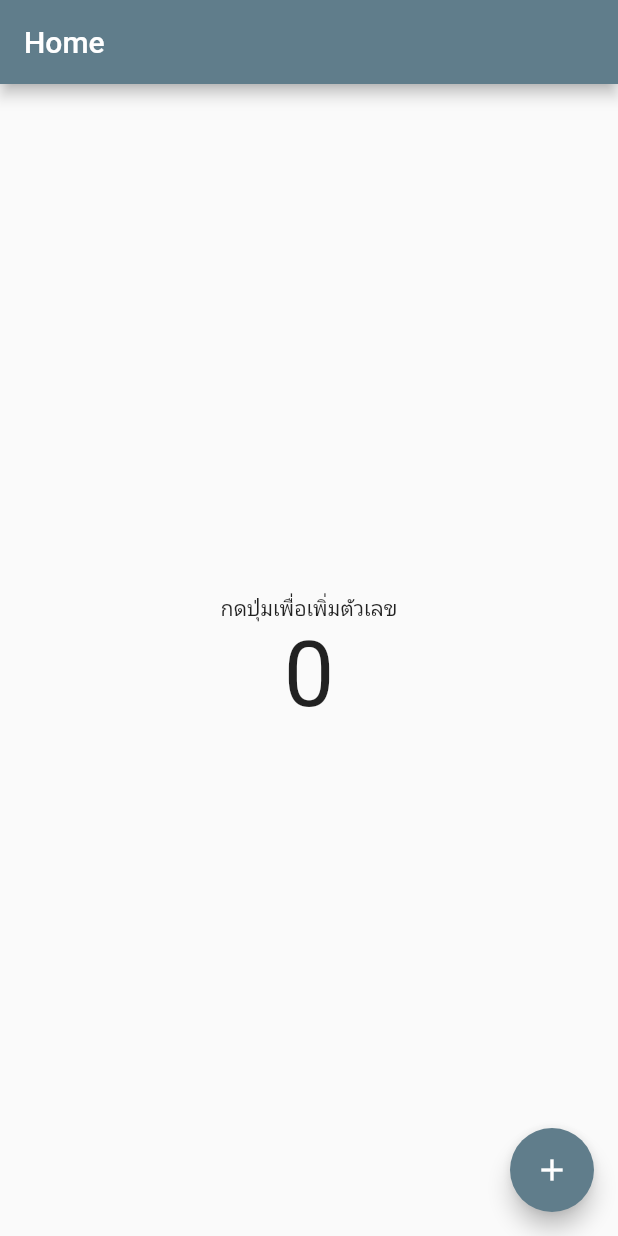
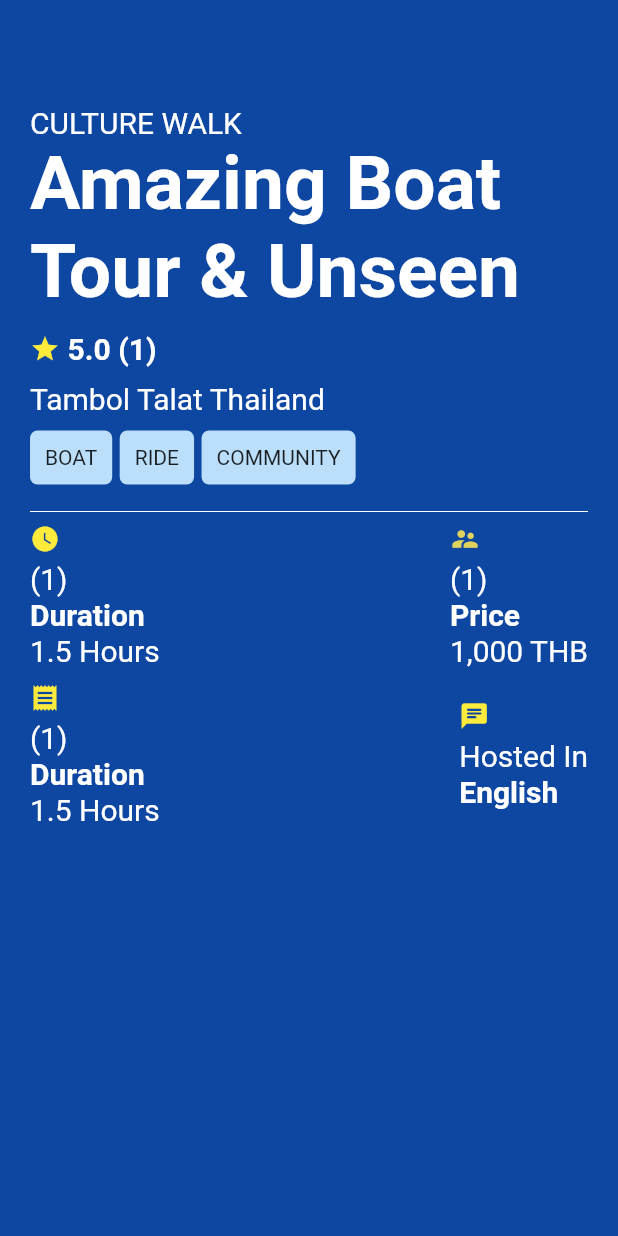
Before and after one commit to men0222kun/mobileClass, a Flutter app: the screen it shows after launch, on a phone screen of 412 x 824 dp. Run offline on Flutter 3.47's test engine with Material 2 defaults, Android fonts, the phone set to English and light mode, and no system bars.

Commit message:
update works

```diff
--- /dev/null
+++ b/lib/Layout_2.dart
@@ -0,0 +1,16 @@
+import 'package:flutter/material.dart';
+import 'package:myfirstapp/expandeddemo.dart';
+
+
+class LayoutW2 extends StatelessWidget {
+  const LayoutW2({Key? key}) : super(key: key);
+
+  @override
+  Widget build(BuildContext context) {
+    return const MaterialApp(
+      debugShowCheckedModeBanner: false,
+      home: ExpandedDemo(),
+
+    );
+  }
+}
--- /dev/null
+++ b/lib/Workshop_design.dart
@@ -0,0 +1,224 @@
+// ignore_for_file: prefer_const_constructors, prefer_const_literals_to_create_immutables, avoid_unnecessary_containers
+
+import 'package:flutter/material.dart';
+
+class Designlay extends StatelessWidget {
+  const Designlay({Key? key}) : super(key: key);
+
+  @override
+  Widget build(BuildContext context) {
+    return Scaffold(
+      backgroundColor: Colors.blue[900],
+      body: Container(
+        padding: const EdgeInsets.fromLTRB(20.0, 70.0, 20.0, 10.0),
+        child: Column(
+          crossAxisAlignment: CrossAxisAlignment.start,
+          children: [
+          Text("CULTURE WALK",
+            style: TextStyle(fontSize: 20.0, color: Colors.white),
+          ),
+          Text("Amazing Boat Tour & Unseen",
+              style: TextStyle(
+                  fontSize: 50.0,
+                  fontWeight: FontWeight.bold,
+                  color: Colors.white)),
+          SizedBox(height: 10.0),
+          Row(
+            children: [
+              Icon(Icons.star,
+                size: 20,
+                color: Colors.yellow,
+              ),
+              SizedBox(width: 5),
+              Text("5.0",
+                style: TextStyle(
+                  color: Colors.white,
+                  fontSize: 20.0,
+                  fontWeight: FontWeight.bold,
+                ),
+              ),
+              SizedBox(width: 5),
+              Text("(1)",
+                style: TextStyle(
+                  color: Colors.white,
+                  fontSize: 20.0,
+                  fontWeight: FontWeight.bold,
+                ),
+              ),
+            ],
+          ),
+          SizedBox(height: 10),
+          Text("Tambol Talat Thailand",
+            style: TextStyle(
+              color: Colors.white,
+              fontSize: 20.0,
+            ),
+          ),
+          SizedBox(height: 10),
+          Row(
+            children: [
+              Container(
+                padding: EdgeInsets.all(10.0),
+                margin: EdgeInsets.only(right: 5),
+                decoration: BoxDecoration(
+                  color: Colors.blue[100],
+                  borderRadius: BorderRadius.circular(5),
+                ),
+                child: Text("BOAT"),
+              ),
+              Container(
+                padding: EdgeInsets.all(10.0),
+                margin: EdgeInsets.only(right: 5),
+                decoration: BoxDecoration(
+                  color: Colors.blue[100],
+                  borderRadius: BorderRadius.circular(5),
+                ),
+                child: Text("RIDE"),
+              ),
+              Container(
+                padding: EdgeInsets.all(10.0),
+                decoration: BoxDecoration(
+                  color: Colors.blue[100],
+                  borderRadius: BorderRadius.circular(5),
+                ),
+                child: Text("COMMUNITY"),
+              ),
+            ],
+          ),
+          SizedBox(height: 10),
+          Divider( color: Colors.white,
+          ),
+          Row(
+            mainAxisAlignment: MainAxisAlignment.spaceBetween,
+            children: [
+              Column(
+                crossAxisAlignment: CrossAxisAlignment.start,
+                children: [
+                  Icon(Icons.watch_later,
+                    size: 20,
+                    color: Colors.yellow,
+                  ),
+                  SizedBox(height: 5),
+                  Text("(1)",
+                    style: TextStyle(
+                      color: Colors.white,
+                      fontSize: 20.0,
+                    ),
+                  ),
+                  SizedBox(height: 1),
+                  Text("Duration",
+                    style: TextStyle(
+                      color: Colors.white,
+                      fontSize: 20.0,
+                      fontWeight: FontWeight.bold,
+                    ),
+                  ),
+                  SizedBox(height: 1),
+                  Text("1.5 Hours",
+                    style: TextStyle(
+                      color: Colors.white,
+                      fontSize: 20.0,
+                    ),
+                  )
+                ],
+              ),
+              Column(
+                crossAxisAlignment: CrossAxisAlignment.start,
+                children: [
+                  Icon(Icons.supervisor_account,
+                    size: 20,
+                    color: Color.fromARGB(255, 224, 211, 93),
+                  ),
+                  SizedBox(height: 5),
+                  Text("(1)",
+                    style: TextStyle(
+                      color: Colors.white,
+                      fontSize: 20.0,
+                    ),
+                  ),
+                  SizedBox(height: 1),
+                  Text("Price",
+                    style: TextStyle(
+                      color: Colors.white,
+                      fontSize: 20.0,
+                      fontWeight: FontWeight.bold,
+                    ),
+                  ),
+                  SizedBox(height: 1),
+                  Text("1,000 THB",
+                    style: TextStyle(
+                      color: Colors.white,
+                      fontSize: 20.0,
+                    ),
+                  )
+                ],
+              ),
+            ],
+          ),
+          SizedBox(height: 10),
+          Row(
+            mainAxisAlignment: MainAxisAlignment.spaceBetween,
+            children: [
+              Column(
+                crossAxisAlignment: CrossAxisAlignment.start,
+                children: [
+                  Icon(Icons.receipt,
+                    size: 20,
+                    color: Colors.yellow,
+                  ),
+                  SizedBox(height: 5),
+                  Text("(1)",
+                    style: TextStyle(
+                      color: Colors.white,
+                      fontSize: 20.0,
+                    ),
+                  ),
+                  SizedBox(height: 1),
+                  Text("Duration",
+                    style: TextStyle(
+                      color: Colors.white,
+                      fontSize: 20.0,
+                      fontWeight: FontWeight.bold,
+                    ),
+                  ),
+                  SizedBox(height: 1),
+                  Text("1.5 Hours",
+                    style: TextStyle(
+                      color: Colors.white,
+                      fontSize: 20.0,
+                    ),
+                  )
+                ],
+              ),
+              Column(
+                crossAxisAlignment: CrossAxisAlignment.start,
+                children: [
+                  Icon(Icons.chat_rounded,
+                    size: 20,
+                    color: Colors.yellow,
+                  ),
+                  SizedBox(height: 5),
+                  Text("Hosted In",
+                    style: TextStyle(
+                      color: Colors.white,
+                      fontSize: 20.0,
+                    ),
+                  ),
+                  SizedBox(height: 1),
+                  Text("English",
+                    style: TextStyle(
+                      color: Colors.white,
+                      fontSize: 20.0,
+                      fontWeight: FontWeight.bold,
+                    ),
+                  ),
+                ],
+              ),
+            ],
+          ),
+
+        ]),
+      ),
+    );
+  }
+}
--- a/lib/main.dart
+++ b/lib/main.dart
@@ -1,8 +1,18 @@
 // ignore_for_file: prefer_const_constructors, prefer_const_literals_to_create_immutables
 
 import 'package:flutter/material.dart';
-import 'package:myfirstapp/work1_ProfileScr.dart';
-import 'package:myfirstapp/Test1_basic.dart';
+//import 'package:myfirstapp/Counter.dart';
+import 'package:myfirstapp/Design_layout.dart';
+import 'package:myfirstapp/Workshop_Airbnb.dart';
+
+import 'Workshop_design.dart';
+// import 'package:myfirstapp/Workshop_staful.dart';
+// import 'package:myfirstapp/work1_ProfileScr.dart';
+// import 'package:myfirstapp/Test1_basic.dart';
+
+// import 'Layout_2.dart';
+
+
 void main() {
   runApp(MyApp());
 }
@@ -13,9 +23,9 @@ class MyApp extends StatelessWidget {
   @override
   Widget build(BuildContext context) {
     return MaterialApp(
-      home: Myhomepage(),
-      theme: ThemeData(primarySwatch: Colors.blueGrey),
-      debugShowCheckedModeBanner: false,
+      home: Designlay(),
+      //theme: ThemeData(primarySwatch: Colors.blueGrey),
+      //debugShowCheckedModeBanner: false,
 
     );
   }
```
Also changed, not shown: lib/Counter.dart (added, +39 -0 lines), lib/Design_layout.dart (added, +24 -0 lines), lib/Test1_basic.dart (+13 -1 lines), lib/Workshop_Airbnb.dart (added, +109 -0 lines), lib/Workshop_staful.dart (added, +46 -0 lines), lib/expandeddemo.dart (added, +148 -0 lines).
